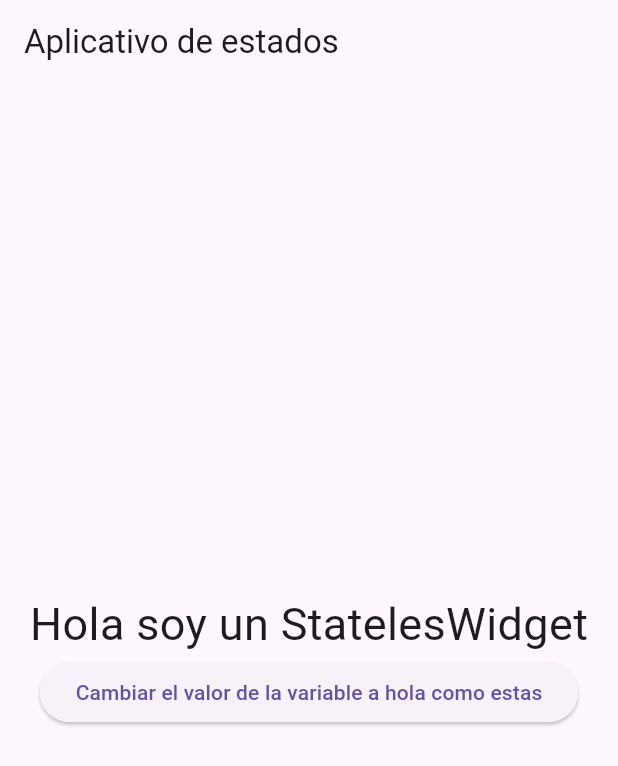
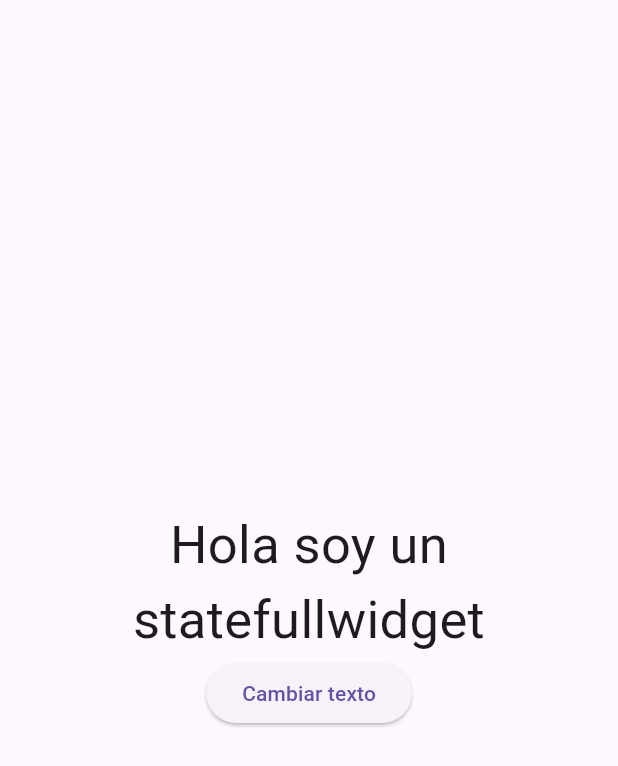
Before and after one commit to fr4nsgallegos/statelessfullwidgetappG14, a Flutter app: the screen it shows after launch, on a phone screen of 412 x 824 dp. Shown: the top 766 px of the screen. Run offline on Flutter 3.47's test engine with Material 3 defaults, Android fonts, the phone set to English and light mode, and no system bars.

Commit message:
statefull

```diff
--- a/lib/main.dart
+++ b/lib/main.dart
@@ -2,5 +2,5 @@ import 'package:flutter/material.dart';
 import 'package:statelessfullwidgetapp/pages/home_page.dart';
 
 void main() {
-  runApp(MaterialApp(home: MiWidgetEstatico()));
+  runApp(MaterialApp(home: MiWidgetStateFull()));
 }
--- a/lib/pages/home_page.dart
+++ b/lib/pages/home_page.dart
@@ -1,4 +1,40 @@
 import 'package:flutter/material.dart';
+
+class MiWidgetStateFull extends StatefulWidget {
+  const MiWidgetStateFull({super.key});
+
+  @override
+  State<MiWidgetStateFull> createState() => _MiWidgetStateFullState();
+}
+
+class _MiWidgetStateFullState extends State<MiWidgetStateFull> {
+  String texto = "Hola soy un statefullwidget";
+  @override
+  Widget build(BuildContext context) {
+    return Scaffold(
+      body: Center(
+        child: Column(
+          mainAxisAlignment: MainAxisAlignment.center,
+          children: [
+            Text(
+              texto,
+              style: TextStyle(fontSize: 35),
+              textAlign: TextAlign.center,
+            ),
+            ElevatedButton(
+              onPressed: () {
+                texto = "Hola este es el nuevo valor";
+                print(texto);
+                setState(() {});
+              },
+              child: Text("Cambiar texto"),
+            ),
+          ],
+        ),
+      ),
+    );
+  }
+}
 
 class MiWidgetEstatico extends StatelessWidget {
   String textoMostrar = "Hola soy un StatelesWidget";
```
